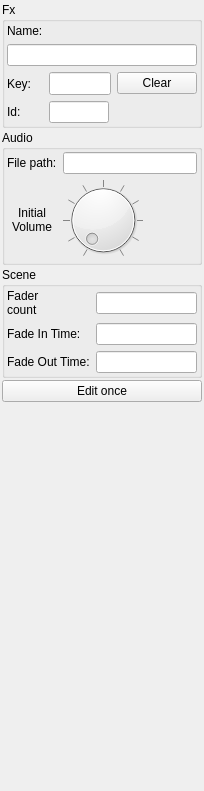
Before: the Qt Designer form StageRunner/gui/fxitempropertywidget.ui in Pit1966/StageRunner, drawn with Qt 5.
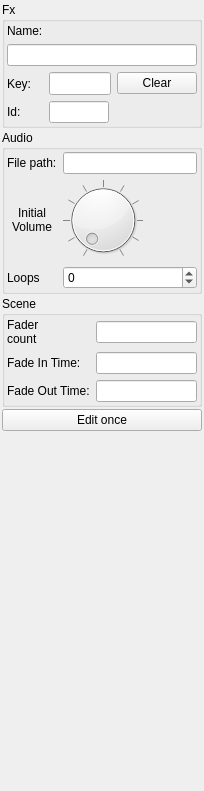
After: the same form once the commit is applied. Custom widgets are drawn as their Qt base class.

```diff
--- a/StageRunner/gui/fxitempropertywidget.ui
+++ b/StageRunner/gui/fxitempropertywidget.ui
@@ -197,6 +197,23 @@
         </property>
        </widget>
       </item>
+      <item row="2" column="0">
+       <widget class="QLabel" name="audioLoopsLabel">
+        <property name="text">
+         <string>Loops</string>
+        </property>
+       </widget>
+      </item>
+      <item row="2" column="1">
+       <widget class="QSpinBox" name="audioLoopsSpin">
+        <property name="minimum">
+         <number>-1</number>
+        </property>
+        <property name="maximum">
+         <number>999</number>
+        </property>
+       </widget>
+      </item>
      </layout>
     </widget>
    </item>
```
